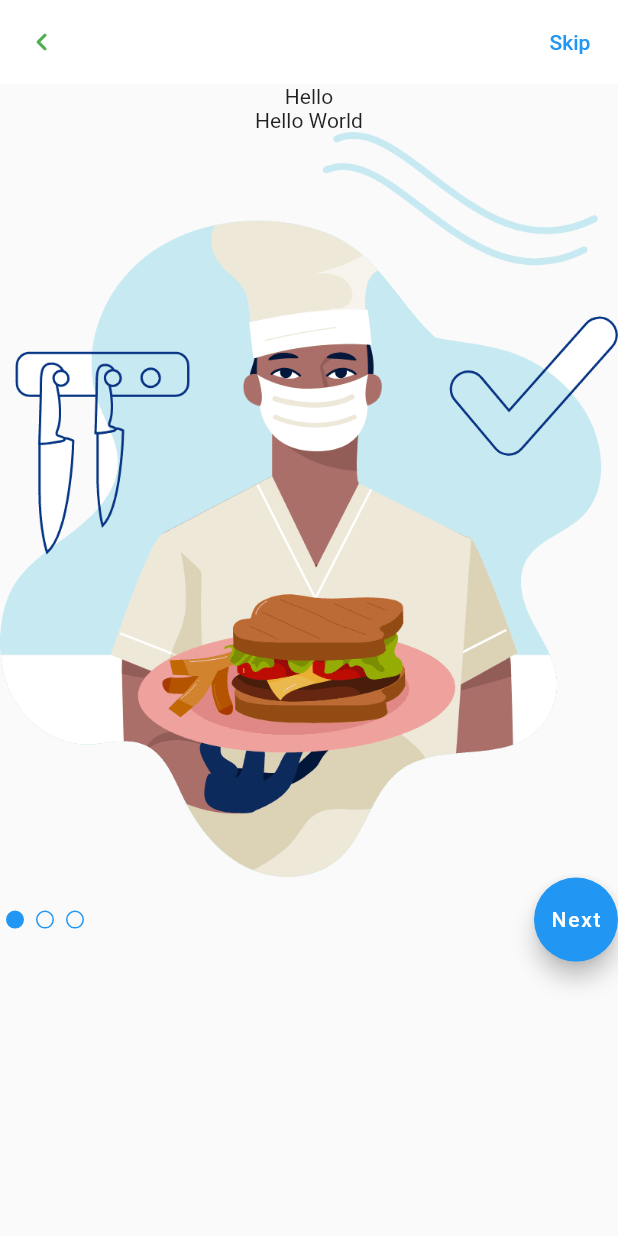
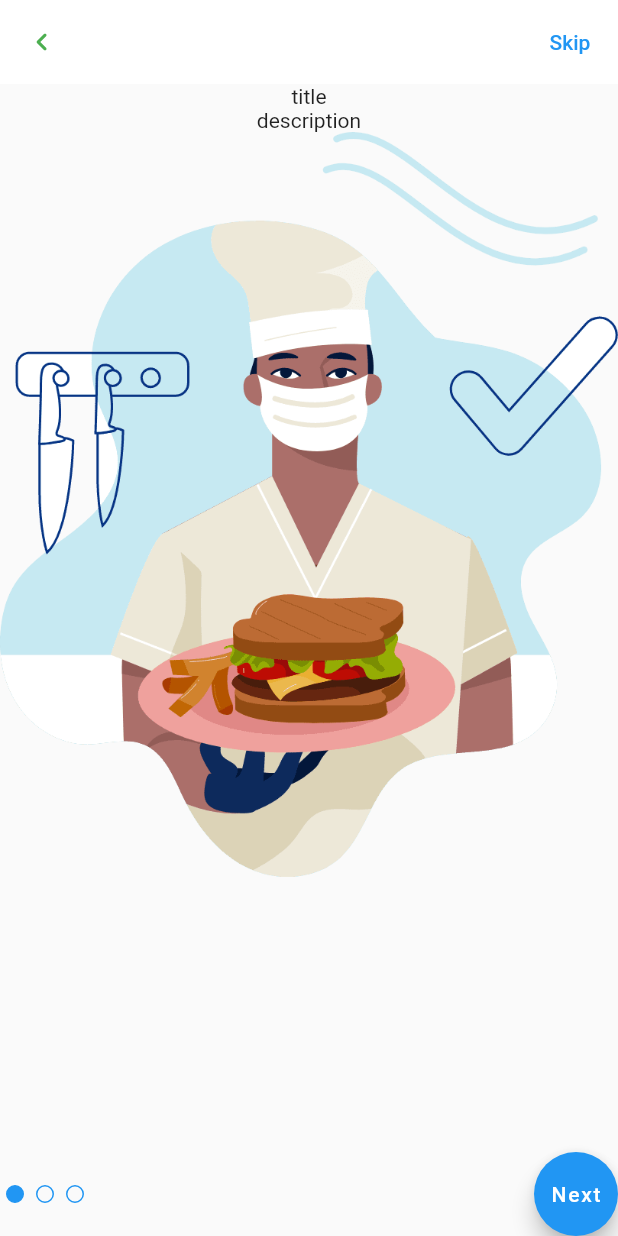
Before and after one commit to mensur056/State_Management, a Flutter app: the screen it shows after launch, on a phone screen of 412 x 824 dp. Run offline on Flutter 3.47's test engine with Material 2 defaults, Android fonts, the phone set to English and light mode, and no system bars.

```diff
--- /dev/null
+++ b/lib/feature/onboard/on_board_card.dart
@@ -0,0 +1,19 @@
+import 'package:flutter/material.dart';
+
+import 'on_board_models.dart';
+
+class OnBoardCard extends StatelessWidget {
+  const OnBoardCard({Key? key, required this.model}) : super(key: key);
+  final OnBoardModel model;
+
+  @override
+  Widget build(BuildContext context) {
+    return Column(
+      children: [
+        Text(model.title),
+        Text(model.description),
+        Image.asset(model.imageWithPath)
+      ],
+    );
+  }
+}
--- a/lib/feature/onboard/on_board_models.dart
+++ b/lib/feature/onboard/on_board_models.dart
@@ -7,3 +7,11 @@ class OnBoardModel {
 
   String get imageWithPath => 'assets/images/$imageName.png';
 }
+
+class OnBoardModels {
+  static final List<OnBoardModel> onBoardItems = [
+    OnBoardModel('title', "description", 'ic_chef'),
+    OnBoardModel('title', "description", 'ic_delivery'),
+    OnBoardModel('title', "description", 'ic_door'),
+  ];
+}
--- a/lib/feature/onboard/on_board_view.dart
+++ b/lib/feature/onboard/on_board_view.dart
@@ -1,5 +1,7 @@
 import 'package:flutter/material.dart';
 import 'package:flutter/services.dart';
+import 'package:state_management/feature/onboard/on_board_card.dart';
+import 'package:state_management/feature/onboard/on_board_models.dart';
 
 class OnBoardView extends StatefulWidget {
   const OnBoardView({Key? key}) : super(key: key);
@@ -16,7 +18,8 @@ class _OnBoardViewState extends State<OnBoardView>
   @override
   void initState() {
     super.initState();
-    _tabController = TabController(length: 3, vsync: this);
+    _tabController =
+        TabController(length: OnBoardModels.onBoardItems.length, vsync: this);
   }
 
   @override
@@ -37,10 +40,16 @@ class _OnBoardViewState extends State<OnBoardView>
       ),
       body: Column(
         children: [
-          const Text("Hello"),
-          const Text("Hello World"),
-          Image.asset('assets/images/ic_chef.png'),
-          Row(mainAxisAlignment: MainAxisAlignment.spaceBetween,
+          Expanded(
+            child: PageView.builder(
+              itemCount: OnBoardModels.onBoardItems.length,
+              itemBuilder: (context, index) {
+                return OnBoardCard(model: OnBoardModels.onBoardItems[index]);
+              },
+            ),
+          ),
+          Row(
+            mainAxisAlignment: MainAxisAlignment.spaceBetween,
             children: [
               TabPageSelector(
                 controller: _tabController,
```
